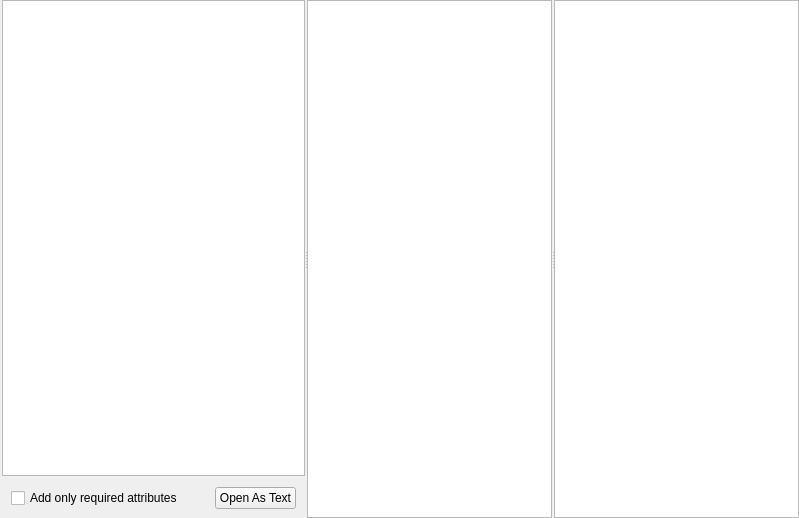
Old version of the form src/connect/connecteditor.ui in the repository GAMS-dev/studio.
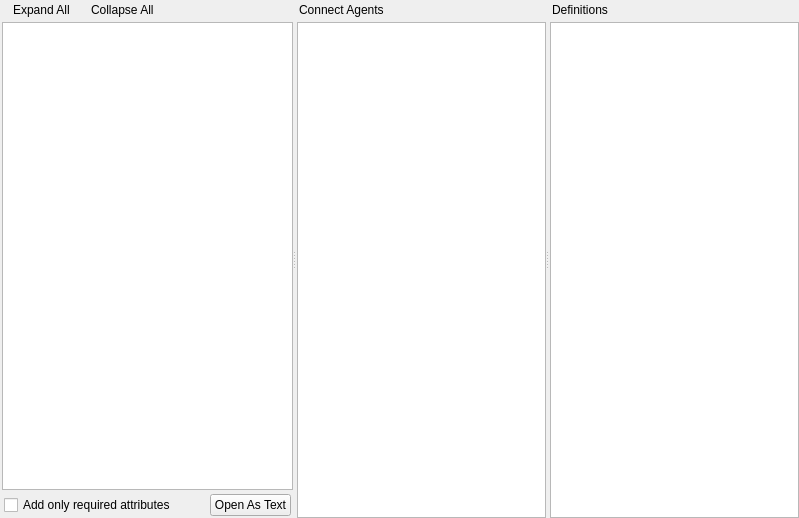
New version of the form. Custom widgets are drawn as their Qt base class.

Commit message: add ExpandAll/CollapseAll; adjust header in the ui

```diff
--- a/src/connect/connecteditor.ui
+++ b/src/connect/connecteditor.ui
@@ -54,12 +54,105 @@
        <property name="bottomMargin">
         <number>0</number>
        </property>
+       <item>
+        <widget class="QWidget" name="toolbarWidget" native="true">
+         <layout class="QHBoxLayout" name="horizontalLayout_3">
+          <property name="spacing">
+           <number>2</number>
+          </property>
+          <property name="leftMargin">
+           <number>2</number>
+          </property>
+          <property name="topMargin">
+           <number>0</number>
+          </property>
+          <property name="rightMargin">
+           <number>0</number>
+          </property>
+          <property name="bottomMargin">
+           <number>0</number>
+          </property>
+          <item>
+           <widget class="gams::studio::connect::ClickableLabel" name="expandAllIcon">
+            <property name="text">
+             <string/>
+            </property>
+           </widget>
+          </item>
+          <item>
+           <widget class="gams::studio::connect::ClickableLabel" name="expandAllLabel">
+            <property name="text">
+             <string>Expand All</string>
+            </property>
+           </widget>
+          </item>
+          <item>
+           <spacer name="toolbarHSpacer_1">
+            <property name="orientation">
+             <enum>Qt::Horizontal</enum>
+            </property>
+            <property name="sizeType">
+             <enum>QSizePolicy::Preferred</enum>
+            </property>
+            <property name="sizeHint" stdset="0">
+             <size>
+              <width>10</width>
+              <height>20</height>
+             </size>
+            </property>
+           </spacer>
+          </item>
+          <item>
+           <widget class="gams::studio::connect::ClickableLabel" name="collapseAllIcon">
+            <property name="text">
+             <string/>
+            </property>
+           </widget>
+          </item>
+          <item>
+           <widget class="gams::studio::connect::ClickableLabel" name="collapseAllLabel">
+            <property name="text">
+             <string>Collapse All</string>
+            </property>
+           </widget>
+          </item>
+          <item>
+           <spacer name="toolbarHSpacer_2">
+            <property name="orientation">
+             <enum>Qt::Horizontal</enum>
+            </property>
+            <property name="sizeHint" stdset="0">
+             <size>
+              <width>40</width>
+              <height>20</height>
+             </size>
+            </property>
+           </spacer>
+          </item>
+         </layout>
+        </widget>
+       </item>
        <item>
         <widget class="QTreeView" name="dataTreeView"/>
        </item>
        <item>
         <widget class="QWidget" name="selectionWidget" native="true">
          <layout class="QHBoxLayout" name="horizontalLayout_2">
+          <property name="spacing">
+           <number>2</number>
+          </property>
+          <property name="leftMargin">
+           <number>2</number>
+          </property>
+          <property name="topMargin">
+           <number>2</number>
+          </property>
+          <property name="rightMargin">
+           <number>2</number>
+          </property>
+          <property name="bottomMargin">
+           <number>2</number>
+          </property>
           <item>
            <widget class="QCheckBox" name="onlyRequiredAttribute">
             <property name="text">
@@ -92,12 +185,143 @@
        </item>
       </layout>
      </widget>
-     <widget class="QListView" name="schemaControlListView"/>
-     <widget class="QTreeView" name="helpTreeView"/>
+     <widget class="QWidget" name="schemaControlWidget" native="true">
+      <layout class="QVBoxLayout" name="verticalLayout_2">
+       <property name="spacing">
+        <number>2</number>
+       </property>
+       <property name="leftMargin">
+        <number>2</number>
+       </property>
+       <property name="topMargin">
+        <number>0</number>
+       </property>
+       <property name="rightMargin">
+        <number>0</number>
+       </property>
+       <property name="bottomMargin">
+        <number>0</number>
+       </property>
+       <item>
+        <widget class="QWidget" name="agentHeaderWidget" native="true">
+         <layout class="QHBoxLayout" name="horizontalLayout_4">
+          <property name="spacing">
+           <number>2</number>
+          </property>
+          <property name="leftMargin">
+           <number>2</number>
+          </property>
+          <property name="topMargin">
+           <number>0</number>
+          </property>
+          <property name="rightMargin">
+           <number>0</number>
+          </property>
+          <property name="bottomMargin">
+           <number>0</number>
+          </property>
+          <item>
+           <widget class="QLabel" name="agentHeaderLabel">
+            <property name="text">
+             <string>Connect Agents</string>
+            </property>
+           </widget>
+          </item>
+          <item>
+           <spacer name="schemaControlHSpacer">
+            <property name="orientation">
+             <enum>Qt::Horizontal</enum>
+            </property>
+            <property name="sizeHint" stdset="0">
+             <size>
+              <width>40</width>
+              <height>20</height>
+             </size>
+            </property>
+           </spacer>
+          </item>
+         </layout>
+        </widget>
+       </item>
+       <item>
+        <widget class="QListView" name="schemaControlListView"/>
+       </item>
+      </layout>
+     </widget>
+     <widget class="QWidget" name="helpTreeWidget" native="true">
+      <layout class="QVBoxLayout" name="verticalLayout_3">
+       <property name="spacing">
+        <number>2</number>
+       </property>
+       <property name="leftMargin">
+        <number>2</number>
+       </property>
+       <property name="topMargin">
+        <number>0</number>
+       </property>
+       <property name="rightMargin">
+        <number>0</number>
+       </property>
+       <property name="bottomMargin">
+        <number>0</number>
+       </property>
+       <item>
+        <widget class="QWidget" name="helpTreeLabelwidget" native="true">
+         <layout class="QHBoxLayout" name="horizontalLayout_5">
+          <property name="spacing">
+           <number>2</number>
+          </property>
+          <property name="leftMargin">
+           <number>2</number>
+          </property>
+          <property name="topMargin">
+           <number>0</number>
+          </property>
+          <property name="rightMargin">
+           <number>0</number>
+          </property>
+          <property name="bottomMargin">
+           <number>0</number>
+          </property>
+          <item>
+           <widget class="QLabel" name="helpTreeLabel">
+            <property name="text">
+             <string>Definitions</string>
+            </property>
+           </widget>
+          </item>
+          <item>
+           <spacer name="helpTreeLabelHSpacer">
+            <property name="orientation">
+             <enum>Qt::Horizontal</enum>
+            </property>
+            <property name="sizeHint" stdset="0">
+             <size>
+              <width>40</width>
+              <height>20</height>
+             </size>
+            </property>
+           </spacer>
+          </item>
+         </layout>
+        </widget>
+       </item>
+       <item>
+        <widget class="QTreeView" name="helpTreeView"/>
+       </item>
+      </layout>
+     </widget>
     </widget>
    </item>
   </layout>
  </widget>
+ <customwidgets>
+  <customwidget>
+   <class>gams::studio::connect::ClickableLabel</class>
+   <extends>QLabel</extends>
+   <header location="global">connect/clickablelabel.h</header>
+  </customwidget>
+ </customwidgets>
  <resources/>
  <connections/>
 </ui>
```
The commit also changes 5 other files.
